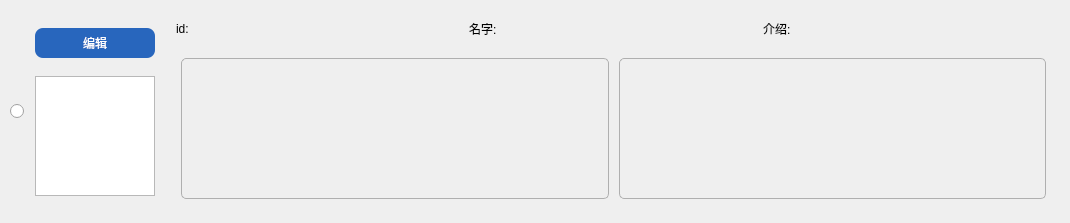
First picture: the form in visualizationSrc/qtUI/CardControler/cardItemModel.ui, repository NWYLZW/A-Language-IDE, before the edit.
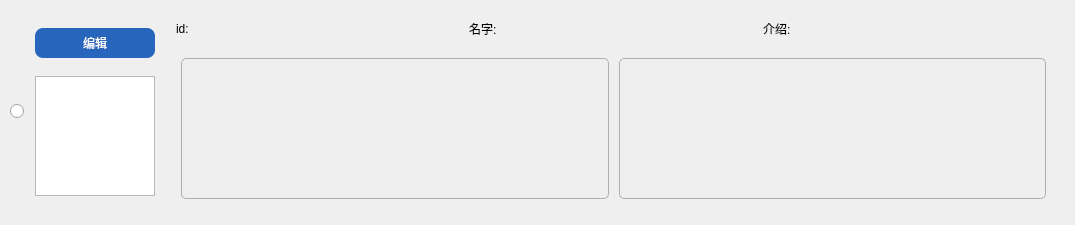
Second picture: the form after the edit. Icons and pictures are not drawn.

Patch:
```diff
--- a/visualizationSrc/qtUI/CardControler/cardItemModel.ui
+++ b/visualizationSrc/qtUI/CardControler/cardItemModel.ui
@@ -6,14 +6,14 @@
    <rect>
     <x>0</x>
     <y>0</y>
-    <width>1070</width>
-    <height>223</height>
+    <width>1075</width>
+    <height>225</height>
    </rect>
   </property>
   <property name="minimumSize">
    <size>
     <width>0</width>
-    <height>0</height>
+    <height>225</height>
    </size>
   </property>
   <property name="windowTitle">
```
